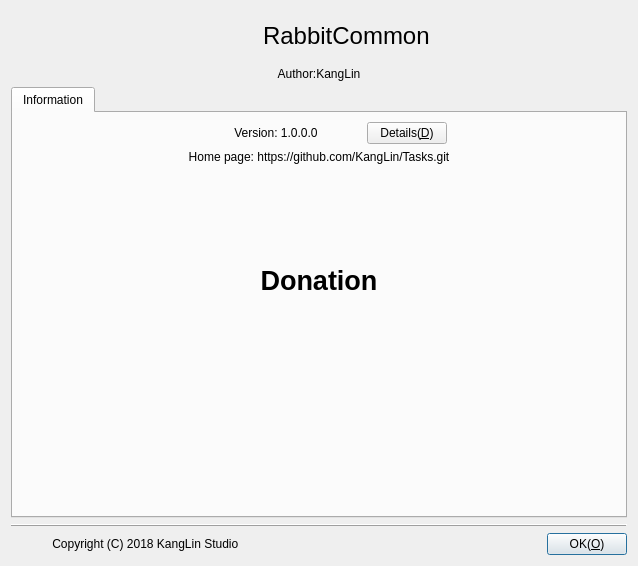
Above: Src/DlgAbout/DlgAbout.ui from KangLin/RabbitCommon before the change. Below: the same form after it.
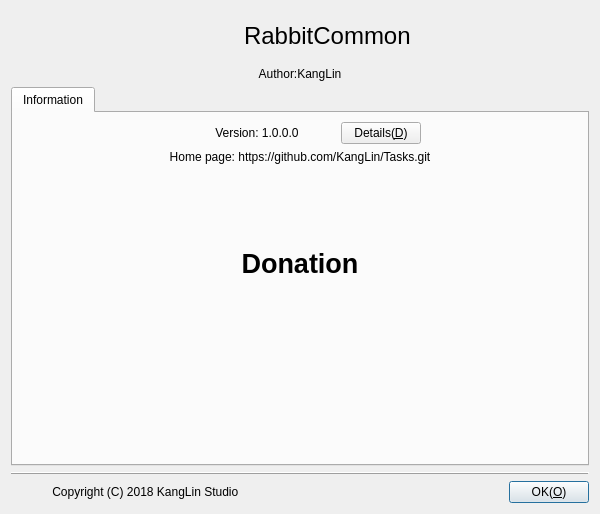
That is the form after the change. Icons and pictures are not drawn.

Commit message: Modify dialog size

Patch:
```diff
--- a/Src/DlgAbout/DlgAbout.ui
+++ b/Src/DlgAbout/DlgAbout.ui
@@ -6,8 +6,8 @@
    <rect>
     <x>0</x>
     <y>0</y>
-    <width>638</width>
-    <height>566</height>
+    <width>600</width>
+    <height>514</height>
    </rect>
   </property>
   <property name="sizePolicy">
```
The commit also changes 2 other files.
